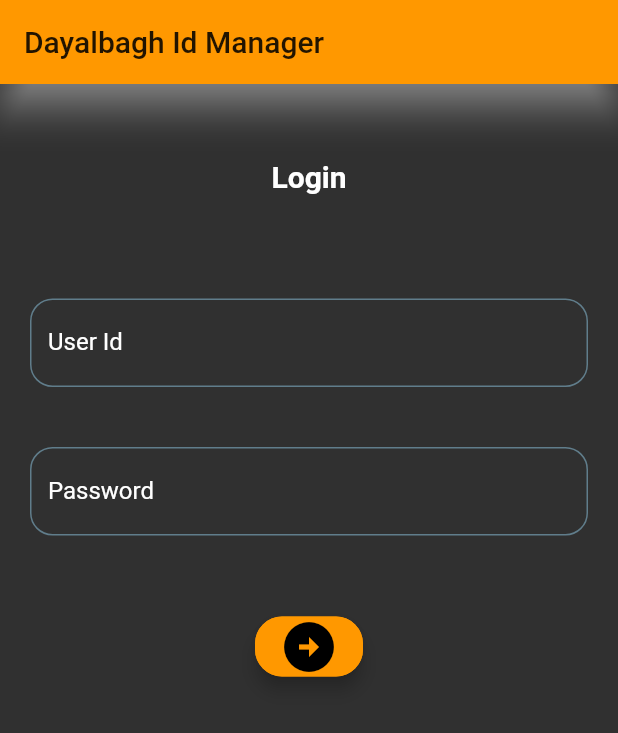
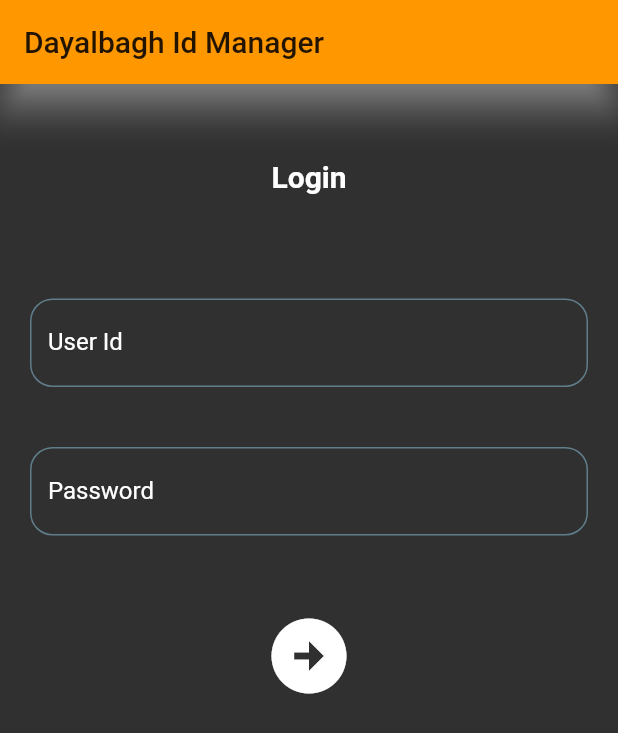
Before and after one commit to K1RA-16/Dayalbagh-Id-Card, a Flutter app: the screen it shows after launch, on a phone screen of 412 x 824 dp. Shown: the top 733 px of the screen. Run offline on Flutter 3.47's test engine with Material 2 defaults, Android fonts, the phone set to English and light mode, and no system bars; our stand-ins replace date_field, firebase_core, firebase_database, get, google_fonts, image_picker and 4 more; missing offline and left inert: dart:ffi, floating_action_bubble; accounts and stored records are empty; network calls fail.

```diff
--- a/lib/pages/listChildren.dart
+++ b/lib/pages/listChildren.dart
@@ -38,6 +38,7 @@ class _ListChildrenState extends State<ListChildren> {
   @override
   Widget build(BuildContext context) {
     return Scaffold(
+      backgroundColor: Colors.black,
       appBar: AppBar(
         title: "Select Satsangi".text.make(),
       ),
--- a/lib/pages/listSatsangis.dart
+++ b/lib/pages/listSatsangis.dart
@@ -76,6 +76,7 @@ class _ListSatsangisState extends State<ListSatsangis> {
   @override
   Widget build(BuildContext context) {
     return Scaffold(
+      backgroundColor: Colors.black,
       appBar: AppBar(
         title: "Select Satsangi".text.make(),
       ),
--- a/lib/pages/login.dart
+++ b/lib/pages/login.dart
@@ -52,21 +52,16 @@ class LoginPage extends StatelessWidget {
                   )),
             ).pOnly(left: 20, right: 20),
             50.heightBox,
-            ElevatedButton(
-                style: ElevatedButton.styleFrom(
-                  shape: RoundedRectangleBorder(
-                      borderRadius: BorderRadius.circular(18.0),
-                      side: BorderSide(color: Colors.orange)),
-                  elevation: 5,
-                  primary: Colors.orange,
-                ),
-                onPressed: () =>
-                    {PostApi().login(username.text, password.text, context)},
-                child: Icon(
-                  Icons.arrow_circle_right,
-                  size: 40,
-                  color: Colors.black,
-                ))
+            InkWell(
+              onTap: () {
+                PostApi().login(username.text, password.text, context);
+              },
+              child: Icon(
+                Icons.arrow_circle_right,
+                size: 60,
+                color: Colors.white,
+              ),
+            ),
           ],
         ),
       ),
--- a/lib/pages/satsangiMenu.dart
+++ b/lib/pages/satsangiMenu.dart
@@ -44,7 +44,7 @@ class _SatsangiMenuState extends State<SatsangiMenu> {
       backgroundColor: Colors.black,
       appBar: AppBar(
           title: Text(
-        "Dayalbagh Id Registration",
+        "Actions",
         style: TextStyle(fontSize: 19, fontWeight: FontWeight.bold),
       )),
       body: Padding(
```
Also changed, not shown: lib/pages/homePage.dart (+17 -6 lines).
